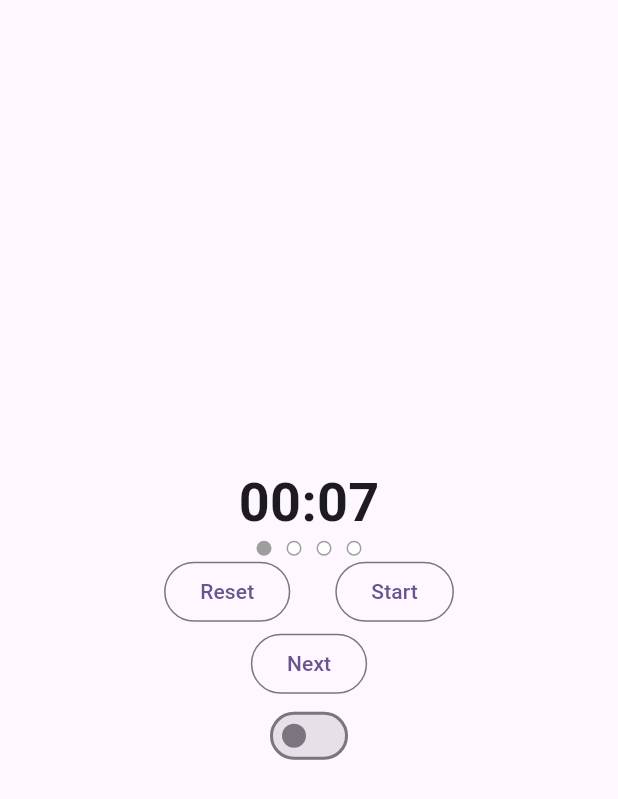
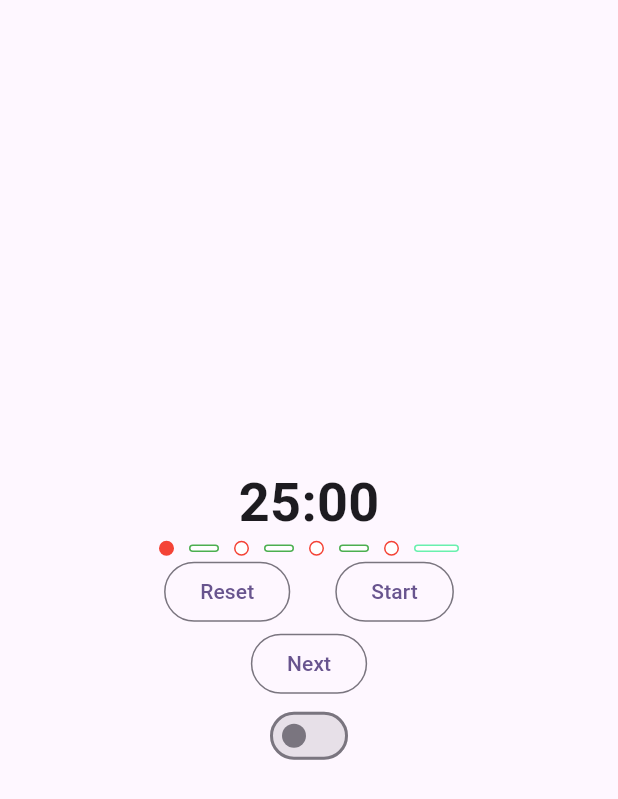
Before and after one commit to trid-io/pomodoro, a Flutter app: the screen it shows after launch, on a phone screen of 412 x 824 dp. Shown: the top 799 px of the screen. Run offline on Flutter 3.47's test engine with Material 3 defaults, Android fonts, the phone set to English and light mode, and no system bars; our stand-ins replace bloc, equatable, flutter_bloc.

Commit message:
Fix logic of Start, Pause, Reset, Next and Auto Start functions

```diff
--- a/lib/bloc_observer.dart
+++ b/lib/bloc_observer.dart
@@ -6,4 +6,10 @@ class AppBlocObserver extends BlocObserver {
     super.onChange(bloc, change);
     print('${bloc.runtimeType} $change');
   }
+
+  @override
+  void onEvent(Bloc bloc, Object? event) {
+    super.onEvent(bloc, event);
+    print('${bloc.runtimeType} $event');
+  }
 }
--- a/lib/domain/entity/setting_entity.dart
+++ b/lib/domain/entity/setting_entity.dart
@@ -2,12 +2,9 @@ import 'package:equatable/equatable.dart';
 
 class SettingEntity extends Equatable {
   const SettingEntity({
-    // this.focusDuration = const Duration(minutes: 25),
-    // this.shortBreakDuration = const Duration(minutes: 5),
-    // this.longBreakDuration = const Duration(minutes: 20),
-    this.focusDuration = const Duration(seconds: 7),
-    this.shortBreakDuration = const Duration(seconds: 3),
-    this.longBreakDuration = const Duration(seconds: 5),
+    this.focusDuration = const Duration(minutes: 25),
+    this.shortBreakDuration = const Duration(minutes: 5),
+    this.longBreakDuration = const Duration(minutes: 20),
     this.totalSessions = 4,
     this.autoStart = false,
     this.sendNotification = true,
@@ -46,4 +43,9 @@ class SettingEntity extends Equatable {
         autoStart,
         sendNotification,
       ];
+
+  @override
+  String toString() {
+    return 'SettingEntity{focusDuration=$focusDuration, shortBreakDuration=$shortBreakDuration, longBreakDuration=$longBreakDuration, totalSessions=$totalSessions, autoStart=$autoStart, sendNotification=$sendNotification}';
+  }
 }
--- a/lib/presentation/bloc/pomo_state.dart
+++ b/lib/presentation/bloc/pomo_state.dart
@@ -57,4 +57,9 @@ final class PomoState extends Equatable {
         seconds,
         error,
       ];
+
+  @override
+  String toString() {
+    return 'PomoState{setting=$setting, status=$status, mode=$mode, currentSession=$currentSession, seconds=$seconds, error=$error}';
+  }
 }
--- a/lib/presentation/view/pomodoro_page.dart
+++ b/lib/presentation/view/pomodoro_page.dart
@@ -58,29 +58,117 @@ class PomodoroPage extends StatelessWidget {
         'build Sessions: totalSession ${state.totalSessions}, currentSession: ${state.currentSession}');
 
     final children = <Widget>[];
-    List.generate(state.totalSessions, (index) {
-      bool isActiveSession = index <= (state.currentSession - 1);
+
+    /* double to include breaks. Eg. 4 sessions should have 4 breaks (3 short breaks and 1 long break) */
+    final totalItems = state.totalSessions * 2;
+
+    Color sessionColor = Colors.red;
+    Color shortBreakColor = Colors.green;
+    Color longBreakColor = Colors.greenAccent;
+
+    List.generate(totalItems, (index) {
+      // switch (state.mode) {
+      //   case PomoMode.focus:
+      //     break;
+      //   case PomoMode.shortBreak:
+      //     break;
+      //   case PomoMode.longBreak:
+      //     break;
+      // }
+      bool isSession = index % 2 == 0;
+      bool isLongBreak = index == totalItems - 1;
+      bool isShortBreak = !isSession && !isLongBreak;
+      int sessionIndex = (state.currentSession - 1) * 2;
+      bool isActive = index <= sessionIndex;
+      // bool isActiveBreak = index <= ((state.currentSession - 1) * 2 + 1) &&
+      //     (isShortBreak || isLongBreak);
+      bool isActiveBreak = index < sessionIndex ||
+          (state.mode != PomoMode.focus && index == sessionIndex + 1);
+
+      if (isSession) {
+        if (isActive) {
           children.add(Container(
               width: 10,
               height: 10,
-        decoration: isActiveSession
-            ? const BoxDecoration(
-                color: Colors.grey,
+              decoration: BoxDecoration(
+                color: sessionColor,
                 shape: BoxShape.circle,
-              )
-            : BoxDecoration(
+              )));
+        } else {
+          children.add(Container(
+            width: 10,
+            height: 10,
+            decoration: BoxDecoration(
               color: Colors.white,
-                border: Border.all(color: Colors.grey, width: 1),
+              border: Border.all(color: sessionColor, width: 1),
               shape: BoxShape.circle,
             ),
           ));
-      if (index < state.totalSessions - 1) {
+        }
+      }
+
+      if (isShortBreak) {
+        if (isActiveBreak) {
+          children.add(Container(
+            width: 20,
+            height: 5,
+            decoration: BoxDecoration(
+              color: shortBreakColor,
+              borderRadius: BorderRadius.circular(5),
+              shape: BoxShape.rectangle,
+            ),
+          ));
+        } else {
+          children.add(Container(
+            width: 20,
+            height: 5,
+            decoration: BoxDecoration(
+              color: Colors.white,
+              borderRadius: BorderRadius.circular(5),
+              border: Border.all(color: shortBreakColor, width: 1),
+              shape: BoxShape.rectangle,
+            ),
+          ));
+        }
+      }
+
+      if (isLongBreak) {
+        if (isActiveBreak) {
+          children.add(Container(
+            width: 30,
+            height: 5,
+            decoration: BoxDecoration(
+              color: longBreakColor,
+              borderRadius: BorderRadius.circular(5),
+              shape: BoxShape.rectangle,
+            ),
+          ));
+        } else {
+          children.add(Container(
+            width: 30,
+            height: 5,
+            decoration: BoxDecoration(
+              color: Colors.white,
+              borderRadius: BorderRadius.circular(5),
+              border: Border.all(color: longBreakColor, width: 1),
+              shape: BoxShape.rectangle,
+            ),
+          ));
+        }
+      }
+
+      if (!isLongBreak) {
         children.add(const SizedBox(
           width: 10,
         ));
       }
     });
-    return Row(mainAxisAlignment: MainAxisAlignment.center, children: children);
+    return Wrap(
+      alignment: WrapAlignment.start,
+      runSpacing: 20,
+      crossAxisAlignment: WrapCrossAlignment.center,
+      children: children,
+    );
   }
 
   Widget _buildButtons(BuildContext context, PomoStatus status) {
```
Also changed, not shown: lib/presentation/bloc/pomo_bloc.dart (+23 -21 lines). Lines whose indentation alone changed are shown as unchanged.
